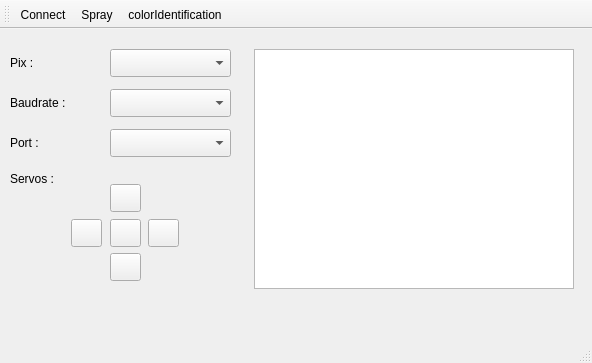
First picture: the form in mainwindow.ui, repository JairoSalazarV/Jiquilpan2017, before the edit.
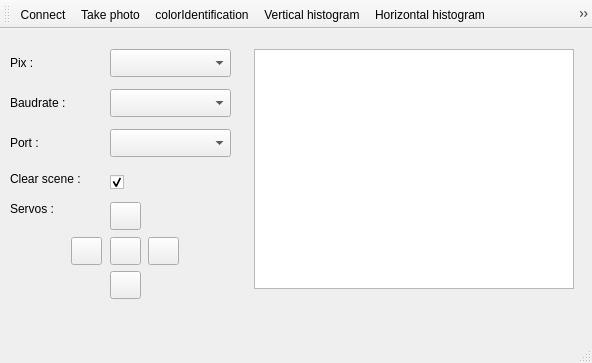
Second picture: the form after the edit. Icons and pictures are not drawn.

```diff
--- a/mainwindow.ui
+++ b/mainwindow.ui
@@ -97,7 +97,7 @@
     <property name="geometry">
      <rect>
       <x>110</x>
-      <y>155</y>
+      <y>173</y>
       <width>31</width>
       <height>28</height>
      </rect>
@@ -117,7 +117,7 @@
     <property name="geometry">
      <rect>
       <x>148</x>
-      <y>190</y>
+      <y>208</y>
       <width>31</width>
       <height>28</height>
      </rect>
@@ -137,7 +137,7 @@
     <property name="geometry">
      <rect>
       <x>110</x>
-      <y>190</y>
+      <y>208</y>
       <width>31</width>
       <height>28</height>
      </rect>
@@ -157,7 +157,7 @@
     <property name="geometry">
      <rect>
       <x>71</x>
-      <y>190</y>
+      <y>208</y>
       <width>31</width>
       <height>28</height>
      </rect>
@@ -177,7 +177,7 @@
     <property name="geometry">
      <rect>
       <x>110</x>
-      <y>224</y>
+      <y>242</y>
       <width>31</width>
       <height>28</height>
      </rect>
@@ -197,7 +197,7 @@
     <property name="geometry">
      <rect>
       <x>10</x>
-      <y>140</y>
+      <y>170</y>
       <width>71</width>
       <height>20</height>
      </rect>
@@ -206,6 +206,35 @@
      <string>Servos :</string>
     </property>
    </widget>
+   <widget class="QLabel" name="label_5">
+    <property name="geometry">
+     <rect>
+      <x>10</x>
+      <y>140</y>
+      <width>101</width>
+      <height>20</height>
+     </rect>
+    </property>
+    <property name="text">
+     <string>Clear scene :</string>
+    </property>
+   </widget>
+   <widget class="QCheckBox" name="checkBoxClearScene">
+    <property name="geometry">
+     <rect>
+      <x>110</x>
+      <y>140</y>
+      <width>31</width>
+      <height>26</height>
+     </rect>
+    </property>
+    <property name="text">
+     <string/>
+    </property>
+    <property name="checked">
+     <bool>true</bool>
+    </property>
+   </widget>
   </widget>
   <widget class="QMenuBar" name="menuBar">
    <property name="geometry">
@@ -227,6 +256,10 @@
    <addaction name="actionConnect"/>
    <addaction name="actionSpray"/>
    <addaction name="actioncolorIdentification"/>
+   <addaction name="actionVertical_histogram"/>
+   <addaction name="actionHorizontal_histogram"/>
+   <addaction name="actionNDVI_drawing"/>
+   <addaction name="actionClear"/>
   </widget>
   <widget class="QStatusBar" name="statusBar"/>
   <action name="actionConnect">
@@ -247,7 +280,7 @@
      <normaloff>:/new/imagenes/spray.png</normaloff>:/new/imagenes/spray.png</iconset>
    </property>
    <property name="text">
-    <string>Spray</string>
+    <string>Take photo</string>
    </property>
    <property name="toolTip">
     <string>Spray</string>
@@ -265,6 +298,54 @@
     <string>Color Identification</string>
    </property>
   </action>
+  <action name="actionVertical_histogram">
+   <property name="icon">
+    <iconset>
+     <normaloff>:/new/imagenes/vertColor</normaloff>:/new/imagenes/vertColor</iconset>
+   </property>
+   <property name="text">
+    <string>Vertical histogram</string>
+   </property>
+   <property name="toolTip">
+    <string>Vertical histogram</string>
+   </property>
+  </action>
+  <action name="actionHorizontal_histogram">
+   <property name="icon">
+    <iconset>
+     <normaloff>:/new/imagenes/horizColor</normaloff>:/new/imagenes/horizColor</iconset>
+   </property>
+   <property name="text">
+    <string>Horizontal histogram</string>
+   </property>
+   <property name="toolTip">
+    <string>Horizontal</string>
+   </property>
+  </action>
+  <action name="actionNDVI_drawing">
+   <property name="icon">
+    <iconset>
+     <normaloff>:/new/imagenes/NDVI</normaloff>:/new/imagenes/NDVI</iconset>
+   </property>
+   <property name="text">
+    <string>NDVI drawing</string>
+   </property>
+   <property name="toolTip">
+    <string>NDVI drawing</string>
+   </property>
+  </action>
+  <action name="actionClear">
+   <property name="icon">
+    <iconset resource="imagenes/images.qrc">
+     <normaloff>:/new/imagenes/clear.png</normaloff>:/new/imagenes/clear.png</iconset>
+   </property>
+   <property name="text">
+    <string>Clear</string>
+   </property>
+   <property name="toolTip">
+    <string>Clear scene</string>
+   </property>
+  </action>
  </widget>
  <layoutdefault spacing="6" margin="11"/>
  <resources>
```
Left out of the diff: 2 changed lines with no effect on the pictures.
